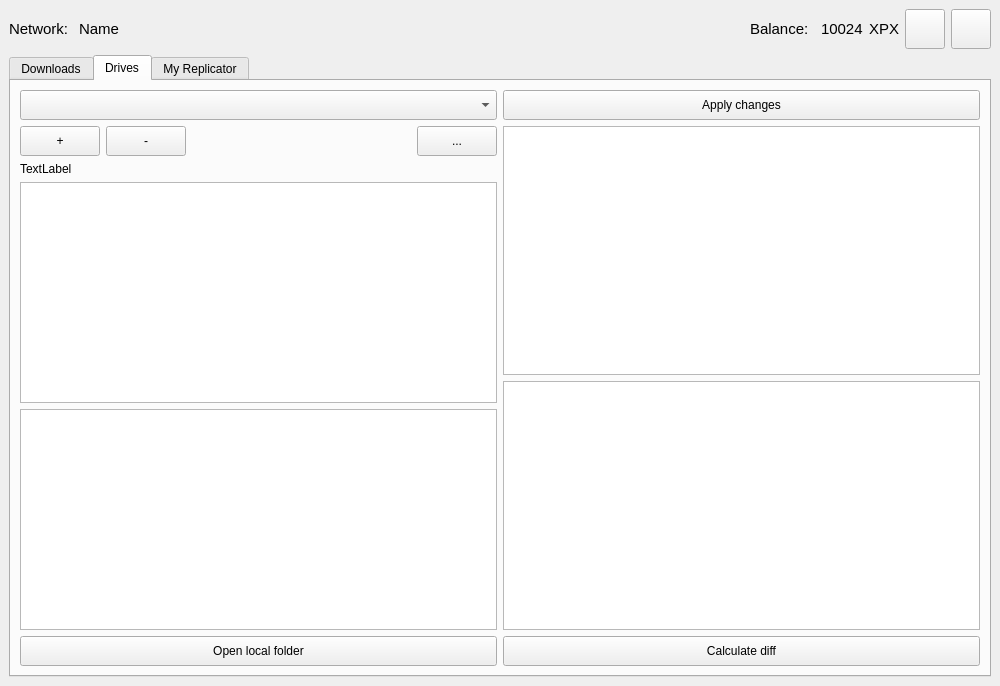
Qt form UserApp/mainwin.ui (proximax-storage/cpp-xpx-storage-user-app) before a commit.
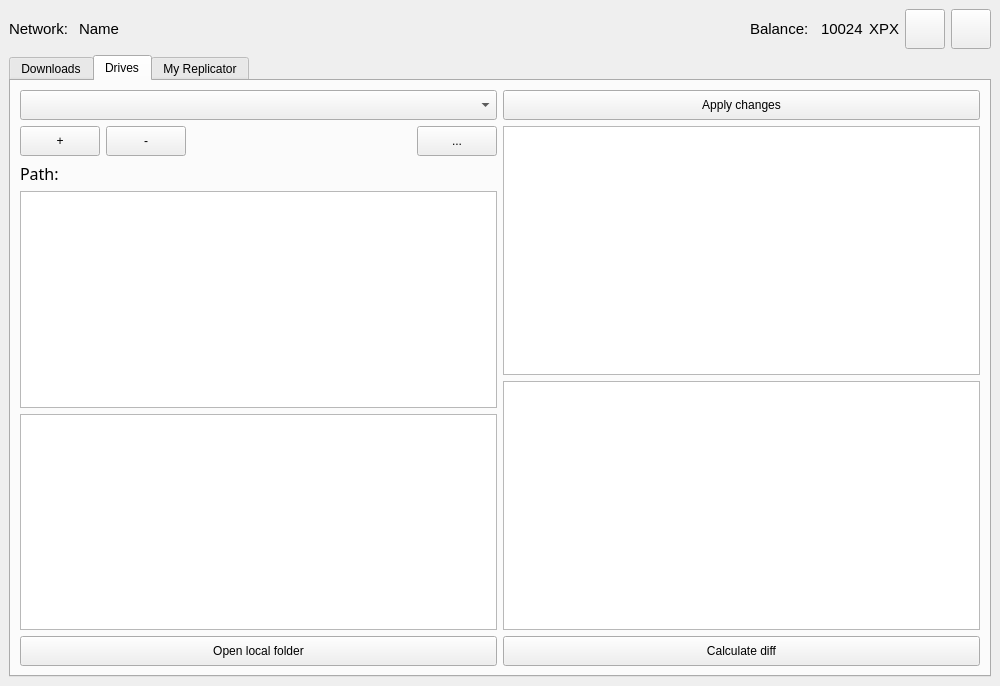
The same form after that commit. The open tabs and pages were chosen to show the change.

The edit to the form file:
```diff
--- a/UserApp/mainwin.ui
+++ b/UserApp/mainwin.ui
@@ -590,8 +590,14 @@
           </item>
           <item>
            <widget class="QLabel" name="m_drivePath">
+            <property name="font">
+             <font>
+              <family>Sans Serif</family>
+              <pointsize>12</pointsize>
+             </font>
+            </property>
             <property name="text">
-             <string>TextLabel</string>
+             <string>Path:</string>
             </property>
            </widget>
           </item>
```
Left out of the diff: 4 changed lines with no effect on the pictures.
